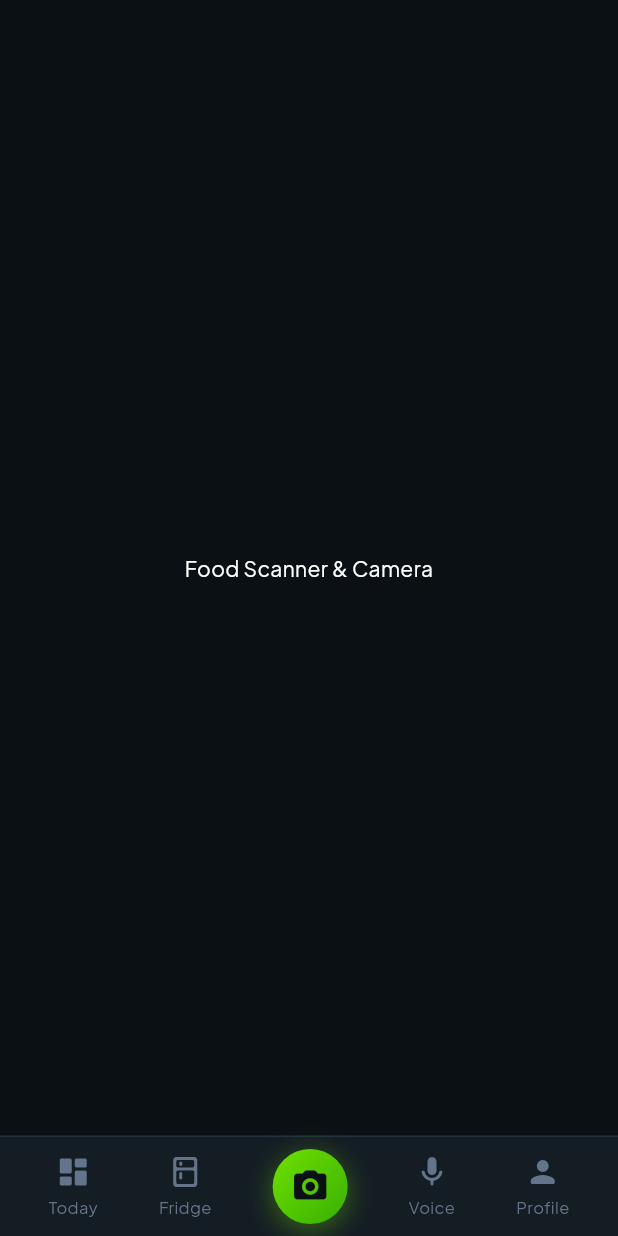
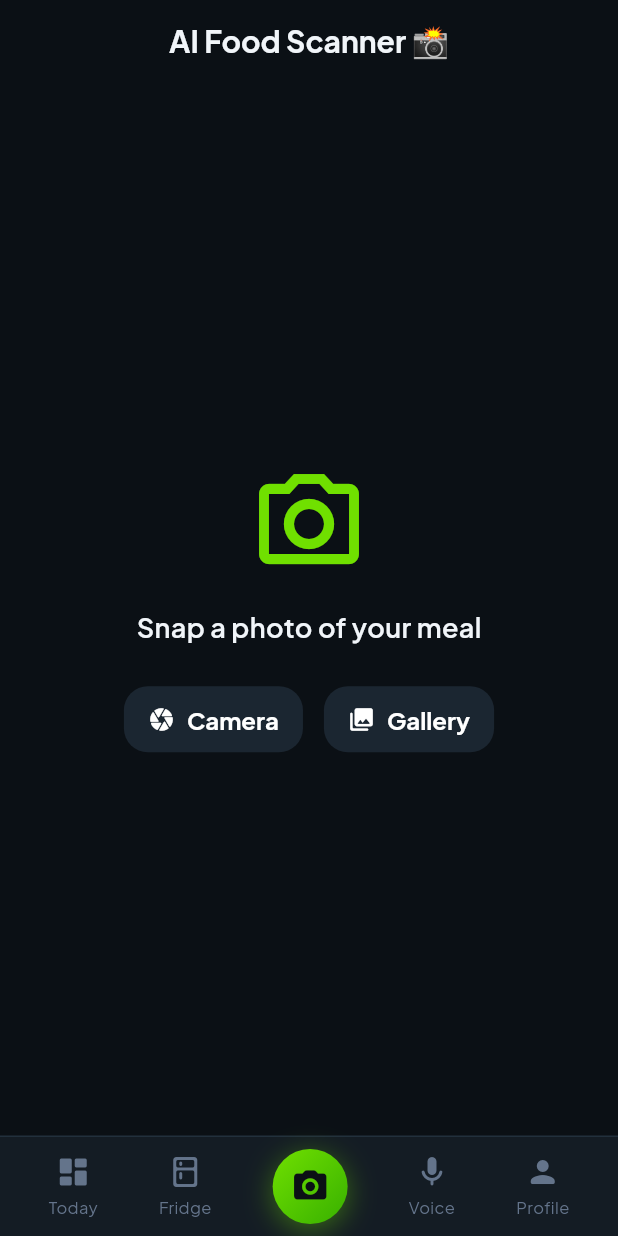
Before and after one commit to shimaakhaled1410-hue/CaloGram-flutter, a Flutter app: the DashboardView screen opened by its route, item 3 of the bottom bar chosen, on a phone screen of 412 x 824 dp. Run offline on Flutter 3.47's test engine with Material 3 defaults, Android fonts, the phone set to English and light mode, and no system bars; our stand-ins replace cloud_firestore, dartz, device_preview, firebase_auth, firebase_core, flutter_bloc and 6 more; accounts and stored records are empty; generated files the repository leaves out were written again.

Commit message:
Build food scanner UI, integrate Gemini 3.6 with XFile support, setup dotenv and add dashboard refresh

```diff
--- a/lib/core/theme/app_text_styles.dart
+++ b/lib/core/theme/app_text_styles.dart
@@ -18,8 +18,20 @@ class AppTextStyles {
     color: AppColors.textMainDark,
   );
 
+  static TextStyle font20BoldWhite = GoogleFonts.plusJakartaSans(
+    fontSize: 20,
+    fontWeight: FontWeight.bold,
+    color: AppColors.textMainDark,
+  );
+
   static TextStyle font20SemiBoldWhite = GoogleFonts.plusJakartaSans(
     fontSize: 20,
+    fontWeight: FontWeight.w600,
+    color: AppColors.textMainDark,
+  );
+
+  static TextStyle font18SemiBoldWhite = GoogleFonts.plusJakartaSans(
+    fontSize: 18,
     fontWeight: FontWeight.w600,
     color: AppColors.textMainDark,
   );
@@ -29,6 +41,12 @@ class AppTextStyles {
     fontSize: 16,
     fontWeight: FontWeight.w500,
     color: AppColors.textSecondaryDark,
+  );
+
+  static TextStyle font16SemiBoldWhite = GoogleFonts.plusJakartaSans(
+    fontSize: 16,
+    fontWeight: FontWeight.w600,
+    color: AppColors.textMainDark,
   );
 
   static TextStyle font14RegularMuted = GoogleFonts.plusJakartaSans(
@@ -43,11 +61,29 @@ class AppTextStyles {
     color: AppColors.textMainDark,
   );
 
+  static TextStyle font14SemiBoldWhite = GoogleFonts.plusJakartaSans(
+    fontSize: 14,
+    fontWeight: FontWeight.w600,
+    color: AppColors.textMainDark,
+  );
+
+  static TextStyle font12MediumMuted = GoogleFonts.plusJakartaSans(
+    fontSize: 12,
+    fontWeight: FontWeight.w500,
+    color: AppColors.textMutedDark,
+  );
+
   // ===== Buttons & Highlights =====
   static TextStyle font16BoldDark = GoogleFonts.plusJakartaSans(
     fontSize: 16,
     fontWeight: FontWeight.bold,
     color: AppColors.backgroundDark,
+  );
+
+  static TextStyle font16BoldLime = GoogleFonts.plusJakartaSans(
+    fontSize: 16,
+    fontWeight: FontWeight.bold,
+    color: AppColors.primaryNeonLime,
   );
 
   static TextStyle font14SemiBoldLime = GoogleFonts.plusJakartaSans(
--- a/lib/features/data/repo_impl/food_scanner_repo_impl.dart
+++ b/lib/features/data/repo_impl/food_scanner_repo_impl.dart
@@ -1,6 +1,6 @@
-import 'dart:io';
 import 'package:calogram_flutter/core/errors/failure.dart';
 import 'package:dartz/dartz.dart';
+import 'package:image_picker/image_picker.dart';
 import '../../../../core/errors/exceptions.dart';
 import '../../domain/entities/scanned_food_entity.dart';
 import '../../domain/repo/food_scanner_repo.dart';
@@ -13,7 +13,7 @@ class FoodScannerRepoImpl implements FoodScannerRepo {
 
   @override
   Future<Either<Failure, ScannedFoodEntity>> analyzeFoodImage(
-    File imageFile,
+    XFile imageFile,
   ) async {
     try {
       final result = await remoteDataSource.analyzeFoodImage(imageFile);
--- a/lib/features/domain/repo/food_scanner_repo.dart
+++ b/lib/features/domain/repo/food_scanner_repo.dart
@@ -1,8 +1,8 @@
-import 'dart:io';
 import 'package:calogram_flutter/core/errors/failure.dart';
 import 'package:dartz/dartz.dart';
+import 'package:image_picker/image_picker.dart';
 import '../entities/scanned_food_entity.dart';
 
 abstract class FoodScannerRepo {
-  Future<Either<Failure, ScannedFoodEntity>> analyzeFoodImage(File imageFile);
+  Future<Either<Failure, ScannedFoodEntity>> analyzeFoodImage(XFile imageFile);
 }
--- a/lib/features/domain/usecases/food_scanner/analyze_food_image_usecase.dart
+++ b/lib/features/domain/usecases/food_scanner/analyze_food_image_usecase.dart
@@ -1,15 +1,15 @@
-import 'dart:io';
 import 'package:calogram_flutter/core/errors/failure.dart';
 import 'package:calogram_flutter/features/domain/entities/scanned_food_entity.dart';
 import 'package:calogram_flutter/features/domain/repo/food_scanner_repo.dart';
 import 'package:dartz/dartz.dart';
+import 'package:image_picker/image_picker.dart';
 
 class AnalyzeFoodImageUsecase {
   final FoodScannerRepo scannerRepo;
 
   const AnalyzeFoodImageUsecase(this.scannerRepo);
 
-  Future<Either<Failure, ScannedFoodEntity>> call(File imageFile) {
+  Future<Either<Failure, ScannedFoodEntity>> call(XFile imageFile) {
     return scannerRepo.analyzeFoodImage(imageFile);
   }
 }
--- a/lib/features/presentation/dashboard/dashboard_view.dart
+++ b/lib/features/presentation/dashboard/dashboard_view.dart
@@ -1,9 +1,10 @@
-import 'package:calogram_flutter/core/services/service_locator.dart';
-import 'package:calogram_flutter/core/widgets/custom_bottom_nav_bar.dart';
-import 'package:calogram_flutter/features/presentation/dashboard/widgets/today_tab_view.dart';
-import 'package:calogram_flutter/features/presentation/manager/dashboard/dashboard_cubit.dart';
+import 'package:calogram_flutter/features/presentation/food_scanner/food_scanner_view.dart';
 import 'package:flutter/material.dart';
 import 'package:flutter_bloc/flutter_bloc.dart';
+import '../../../../core/services/service_locator.dart';
+import '../../../../core/widgets/custom_bottom_nav_bar.dart';
+import '../manager/dashboard/dashboard_cubit.dart';
+import 'widgets/today_tab_view.dart';
 
 class DashboardView extends StatefulWidget {
   const DashboardView({super.key});
@@ -17,33 +18,32 @@ class _DashboardViewState extends State<DashboardView> {
 
   final List<Widget> _tabs = const [
     TodayTabView(),
-    Center(
-      child: Text('Fridge & AI Chef', style: TextStyle(color: Colors.white)),
-    ),
-    Center(
-      child: Text('Voice Logger', style: TextStyle(color: Colors.white)),
-    ),
-    Center(
-      child: Text('Profile & Settings', style: TextStyle(color: Colors.white)),
-    ),
-    Center(
-      child: Text(
-        'Food Scanner & Camera',
-        style: TextStyle(color: Colors.white),
-      ),
-    ),
+    Center(child: Text('Fridge & AI Chef', style: TextStyle(color: Colors.white))),
+    Center(child: Text('Voice Logger', style: TextStyle(color: Colors.white))),
+    Center(child: Text('Profile & Settings', style: TextStyle(color: Colors.white))),
+    FoodScannerView(),
   ];
 
   @override
   Widget build(BuildContext context) {
     return BlocProvider(
       create: (context) => sl<DashboardCubit>()..getDashboardData(),
-      child: Scaffold(
-        body: _tabs[_currentIndex],
-        bottomNavigationBar: CustomBottomNavBar(
-          selectedIndex: _currentIndex,
-          onItemTapped: (index) => setState(() => _currentIndex = index),
-        ),
+      child: Builder(
+        builder: (context) {
+          return Scaffold(
+            body: _tabs[_currentIndex],
+            bottomNavigationBar: CustomBottomNavBar(
+              selectedIndex: _currentIndex,
+              onItemTapped: (index) {
+                setState(() => _currentIndex = index);
+
+                if (index == 0) {
+                  context.read<DashboardCubit>().getDashboardData();
+                }
+              },
+            ),
+          );
+        }
       ),
     );
   }
--- /dev/null
+++ b/lib/features/presentation/food_scanner/food_scanner_view.dart
@@ -0,0 +1,222 @@
+import 'package:calogram_flutter/core/widgets/custom_snack_bar.dart';
+import 'package:calogram_flutter/features/presentation/manager/food_scanner/food_scanner_cubit.dart';
+import 'package:calogram_flutter/features/presentation/manager/food_scanner/food_scanner_state.dart';
+import 'package:flutter/material.dart';
+import 'package:flutter_bloc/flutter_bloc.dart';
+import 'package:image_picker/image_picker.dart';
+import '../../../../../core/services/service_locator.dart';
+import '../../../../../core/theme/app_colors.dart';
+import '../../../../../core/theme/app_text_styles.dart';
+
+class FoodScannerView extends StatelessWidget {
+  const FoodScannerView({super.key});
+
+  @override
+  Widget build(BuildContext context) {
+    return BlocProvider(
+      create: (context) => sl<FoodScannerCubit>(),
+      child: const _FoodScannerContent(),
+    );
+  }
+}
+
+class _FoodScannerContent extends StatelessWidget {
+  const _FoodScannerContent();
+
+  @override
+  Widget build(BuildContext context) {
+    return Scaffold(
+      backgroundColor: AppColors.backgroundDark,
+      appBar: AppBar(
+        backgroundColor: Colors.transparent,
+        elevation: 0,
+        title: Text('AI Food Scanner 📸', style: AppTextStyles.font20BoldWhite),
+        centerTitle: true,
+      ),
+      body: BlocConsumer<FoodScannerCubit, FoodScannerState>(
+        listener: (context, state) {
+          if (state is FoodScannerSavedSuccessState) {
+            CustomSnackBar.showSuccess(
+              context,
+              message: 'Meal logged successfully!',
+            );
+          } else if (state is FoodScannerErrorState) {
+            CustomSnackBar.showError(context, message: state.errMessage);
+          }
+        },
+        builder: (context, state) {
+          if (state is FoodScannerLoadingState ||
+              state is FoodScannerSavingState) {
+            return const Center(
+              child: Column(
+                mainAxisAlignment: MainAxisAlignment.center,
+                children: [
+                  CircularProgressIndicator(color: AppColors.primaryNeonLime),
+                  SizedBox(height: 16),
+                  Text(
+                    'Analyzing meal nutrition with AI...',
+                    style: TextStyle(color: Colors.white70),
+                  ),
+                ],
+              ),
+            );
+          }
+
+          if (state is FoodScannerSuccessState) {
+            final food = state.food;
+            return SingleChildScrollView(
+              padding: const EdgeInsets.all(20),
+              child: Column(
+                crossAxisAlignment: CrossAxisAlignment.start,
+                children: [
+                  ClipRRect(
+                    borderRadius: BorderRadius.circular(20),
+                    child: FutureBuilder<List<int>>(
+                      future: state.image.readAsBytes(),
+                      builder: (context, snapshot) {
+                        if (snapshot.hasData) {
+                          return Image.memory(
+                            snapshot.data as dynamic,
+                            height: 220,
+                            width: double.infinity,
+                            fit: BoxFit.cover,
+                          );
+                        }
+                        return Container(
+                          height: 220,
+                          color: AppColors.cardDark,
+                          child: const Center(
+                            child: CircularProgressIndicator(
+                              color: AppColors.primaryNeonLime,
+                            ),
+                          ),
+                        );
+                      },
+                    ),
+                  ),
+                  const SizedBox(height: 20),
+                  Text(food.foodName, style: AppTextStyles.font24BoldWhite),
+                  const SizedBox(height: 6),
+                  Text(
+                    'AI Confidence: ${food.confidenceScore}',
+                    style: AppTextStyles.font14SemiBoldLime,
+                  ),
+                  const SizedBox(height: 16),
+                  Container(
+                    padding: const EdgeInsets.all(16),
+                    decoration: BoxDecoration(
+                      color: AppColors.cardDark,
+                      borderRadius: BorderRadius.circular(16),
+                      border: Border.all(color: AppColors.inputBorderDark),
+                    ),
+                    child: Row(
+                      mainAxisAlignment: MainAxisAlignment.spaceAround,
+                      children: [
+                        _metricCol('Calories', '${food.calories} kcal'),
+                        _metricCol('Protein', '${food.protein}g'),
+                        _metricCol('Carbs', '${food.carbs}g'),
+                        _metricCol('Fats', '${food.fats}g'),
+                      ],
+                    ),
+                  ),
+                  const SizedBox(height: 24),
+                  ElevatedButton(
+                    style: ElevatedButton.styleFrom(
+                      backgroundColor: AppColors.primaryNeonLime,
+                      minimumSize: const Size(double.infinity, 50),
+                      shape: RoundedRectangleBorder(
+                        borderRadius: BorderRadius.circular(14),
+                      ),
+                    ),
+                    onPressed: () {
+                      context.read<FoodScannerCubit>().saveScannedMeal(
+                        title: food.foodName,
+                        calories: food.calories,
+                        protein: food.protein,
+                        carbs: food.carbs,
+                        fats: food.fats,
+                        mealType: 'lunch',
+                      );
+                    },
+                    child: const Text(
+                      'Confirm & Log Meal',
+                      style: TextStyle(
+                        color: Colors.black,
+                        fontWeight: FontWeight.bold,
+                      ),
+                    ),
+                  ),
+                ],
+              ),
+            );
+          }
+
+          return Center(
+            child: Column(
+              mainAxisAlignment: MainAxisAlignment.center,
+              children: [
+                const Icon(
+                  Icons.camera_alt_outlined,
+                  size: 80,
+                  color: AppColors.primaryNeonLime,
+                ),
+                const SizedBox(height: 16),
+                Text(
+                  'Snap a photo of your meal',
+                  style: AppTextStyles.font18SemiBoldWhite,
+                ),
+                const SizedBox(height: 24),
+                Row(
+                  mainAxisAlignment: MainAxisAlignment.center,
+                  children: [
+                    ElevatedButton.icon(
+                      style: ElevatedButton.styleFrom(
+                        backgroundColor: AppColors.cardDarkElevated,
+                        foregroundColor: Colors.white,
+                        padding: const EdgeInsets.symmetric(
+                          horizontal: 16,
+                          vertical: 12,
+                        ),
+                      ),
+                      onPressed: () => context
+                          .read<FoodScannerCubit>()
+                          .pickImage(ImageSource.camera),
+                      icon: const Icon(Icons.camera_rounded),
+                      label: const Text('Camera'),
+                    ),
+                    const SizedBox(width: 14),
+                    ElevatedButton.icon(
+                      style: ElevatedButton.styleFrom(
+                        backgroundColor: AppColors.cardDarkElevated,
+                        foregroundColor: Colors.white,
+                        padding: const EdgeInsets.symmetric(
+                          horizontal: 16,
+                          vertical: 12,
+                        ),
+                      ),
+                      onPressed: () => context
+                          .read<FoodScannerCubit>()
+                          .pickImage(ImageSource.gallery),
+                      icon: const Icon(Icons.photo_library_rounded),
+                      label: const Text('Gallery'),
+                    ),
+                  ],
+                ),
+              ],
+            ),
+          );
+        },
+      ),
+    );
+  }
+
+  Widget _metricCol(String label, String value) {
+    return Column(
+      children: [
+        Text(label, style: AppTextStyles.font12MediumMuted),
+        const SizedBox(height: 4),
+        Text(value, style: AppTextStyles.font14SemiBoldWhite),
+      ],
+    );
+  }
+}
--- /dev/null
+++ b/lib/features/presentation/manager/food_scanner/food_scanner_state.dart
@@ -0,0 +1,28 @@
+import 'package:calogram_flutter/features/domain/entities/scanned_food_entity.dart';
+import 'package:image_picker/image_picker.dart';
+
+abstract class FoodScannerState {}
+
+class FoodScannerInitialState extends FoodScannerState {}
+
+class FoodScannerImagePickedState extends FoodScannerState {
+  final XFile image;
+  FoodScannerImagePickedState(this.image);
+}
+
+class FoodScannerLoadingState extends FoodScannerState {}
+
+class FoodScannerSuccessState extends FoodScannerState {
+  final ScannedFoodEntity food;
+  final XFile image;
+  FoodScannerSuccessState({required this.food, required this.image});
+}
+
+class FoodScannerSavingState extends FoodScannerState {}
+
+class FoodScannerSavedSuccessState extends FoodScannerState {}
+
+class FoodScannerErrorState extends FoodScannerState {
+  final String errMessage;
+  FoodScannerErrorState(this.errMessage);
+}
--- a/pubspec.yaml
+++ b/pubspec.yaml
@@ -48,6 +48,7 @@ dependencies:
   cloud_firestore: ^6.8.0
   http: ^1.6.0
   flutter_dotenv: ^6.0.1
+  image_picker: ^1.2.3
 
 dev_dependencies:
   flutter_test:
@@ -72,9 +73,8 @@ flutter:
   uses-material-design: true
 
   # To add assets to your application, add an assets section, like this:
-  # assets:
-  #   - images/a_dot_burr.jpeg
-  #   - images/a_dot_ham.jpeg
+  assets:
+    - .env
 
   # An image asset can refer to one or more resolution-specific "variants", see
   # https://flutter.dev/to/resolution-aware-images
```
Also changed, not shown: lib/core/services/service_locator.dart (+28 -0 lines), lib/features/data/datasources/food_scanner_remote_data_source.dart (+45 -38 lines), lib/features/presentation/manager/food_scanner/food_scanner_cubit.dart (added, +79 -0 lines), pubspec.lock, 5 other files.
